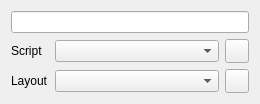
First picture: the form in src/Editor/NodeEditor/SceneNodeModelWidget.ui, repository RemotelyChaotic/JOIPEngine, before the edit.
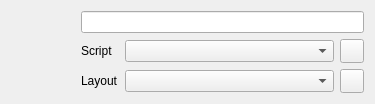
Second picture: the form after the edit. Custom widgets are drawn as their Qt base class.

Commit message: Scene selection implemented

```diff
--- a/src/Editor/NodeEditor/SceneNodeModelWidget.ui
+++ b/src/Editor/NodeEditor/SceneNodeModelWidget.ui
@@ -6,7 +6,7 @@
    <rect>
     <x>0</x>
     <y>0</y>
-    <width>260</width>
+    <width>375</width>
     <height>98</height>
    </rect>
   </property>
@@ -14,41 +14,26 @@
    <string>Form</string>
   </property>
   <layout class="QGridLayout" name="gridLayout">
-   <item row="1" column="2">
-    <widget class="QPushButton" name="AddScriptFile">
-     <property name="sizePolicy">
-      <sizepolicy hsizetype="Fixed" vsizetype="Fixed">
-       <horstretch>0</horstretch>
-       <verstretch>0</verstretch>
-      </sizepolicy>
-     </property>
-     <property name="minimumSize">
-      <size>
-       <width>24</width>
-       <height>24</height>
-      </size>
-     </property>
-     <property name="maximumSize">
-      <size>
-       <width>24</width>
-       <height>24</height>
-      </size>
-     </property>
-     <property name="toolTip">
-      <string>Add new script file</string>
-     </property>
-     <property name="text">
-      <string/>
-     </property>
-    </widget>
-   </item>
    <item row="1" column="1">
-    <widget class="QComboBox" name="pScriptComboBox"/>
-   </item>
-   <item row="2" column="1">
-    <widget class="QComboBox" name="pLayoutComboBox"/>
+    <widget class="QLabel" name="label">
+     <property name="sizePolicy">
+      <sizepolicy hsizetype="Fixed" vsizetype="Preferred">
+       <horstretch>0</horstretch>
+       <verstretch>0</verstretch>
+      </sizepolicy>
+     </property>
+     <property name="text">
+      <string>Script</string>
+     </property>
+    </widget>
    </item>
    <item row="2" column="2">
+    <widget class="QComboBox" name="pLayoutComboBox"/>
+   </item>
+   <item row="1" column="2">
+    <widget class="QComboBox" name="pScriptComboBox"/>
+   </item>
+   <item row="2" column="3">
     <widget class="QPushButton" name="AddLayoutFile">
      <property name="sizePolicy">
       <sizepolicy hsizetype="Fixed" vsizetype="Fixed">
@@ -76,8 +61,8 @@
      </property>
     </widget>
    </item>
-   <item row="1" column="0">
-    <widget class="QLabel" name="label">
+   <item row="2" column="1">
+    <widget class="QLabel" name="label_2">
      <property name="sizePolicy">
       <sizepolicy hsizetype="Fixed" vsizetype="Preferred">
        <horstretch>0</horstretch>
@@ -85,32 +70,80 @@
       </sizepolicy>
      </property>
      <property name="text">
-      <string>Script</string>
+      <string>Layout</string>
      </property>
     </widget>
    </item>
-   <item row="0" column="0" colspan="3">
+   <item row="1" column="3">
+    <widget class="QPushButton" name="AddScriptFile">
+     <property name="sizePolicy">
+      <sizepolicy hsizetype="Fixed" vsizetype="Fixed">
+       <horstretch>0</horstretch>
+       <verstretch>0</verstretch>
+      </sizepolicy>
+     </property>
+     <property name="minimumSize">
+      <size>
+       <width>24</width>
+       <height>24</height>
+      </size>
+     </property>
+     <property name="maximumSize">
+      <size>
+       <width>24</width>
+       <height>24</height>
+      </size>
+     </property>
+     <property name="toolTip">
+      <string>Add new script file</string>
+     </property>
+     <property name="text">
+      <string/>
+     </property>
+    </widget>
+   </item>
+   <item row="0" column="1" colspan="3">
     <widget class="QLineEdit" name="pSceneNameLineEdit">
      <property name="alignment">
       <set>Qt::AlignCenter</set>
      </property>
     </widget>
    </item>
-   <item row="2" column="0">
-    <widget class="QLabel" name="label_2">
+   <item row="0" column="0" rowspan="3">
+    <widget class="CSelectableResourceLabel" name="FileIcon" native="true">
      <property name="sizePolicy">
-      <sizepolicy hsizetype="Fixed" vsizetype="Preferred">
+      <sizepolicy hsizetype="Fixed" vsizetype="Fixed">
        <horstretch>0</horstretch>
        <verstretch>0</verstretch>
       </sizepolicy>
      </property>
-     <property name="text">
-      <string>Layout</string>
+     <property name="minimumSize">
+      <size>
+       <width>64</width>
+       <height>64</height>
+      </size>
+     </property>
+     <property name="maximumSize">
+      <size>
+       <width>64</width>
+       <height>64</height>
+      </size>
+     </property>
+     <property name="toolTip">
+      <string>Add scene title card</string>
      </property>
     </widget>
    </item>
   </layout>
  </widget>
+ <customwidgets>
+  <customwidget>
+   <class>CSelectableResourceLabel</class>
+   <extends>QWidget</extends>
+   <header>Widgets/Editor/SelectableResourceLabel.h</header>
+   <container>1</container>
+  </customwidget>
+ </customwidgets>
  <resources/>
  <connections/>
 </ui>
```
The commit also changes 44 other files.
